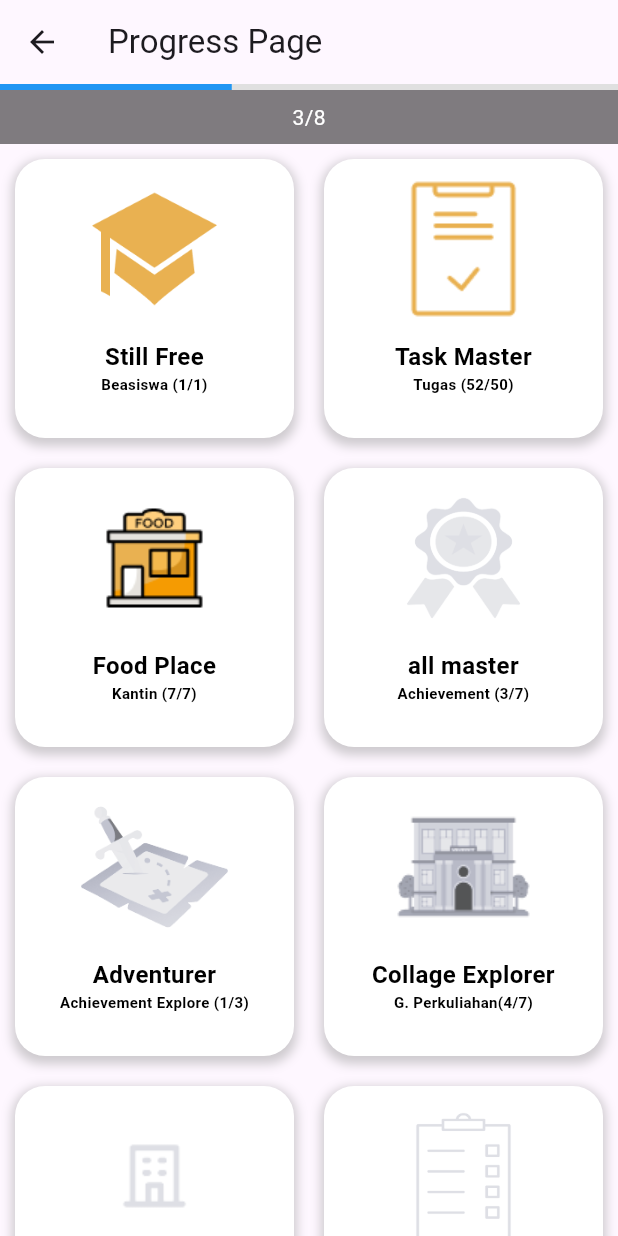
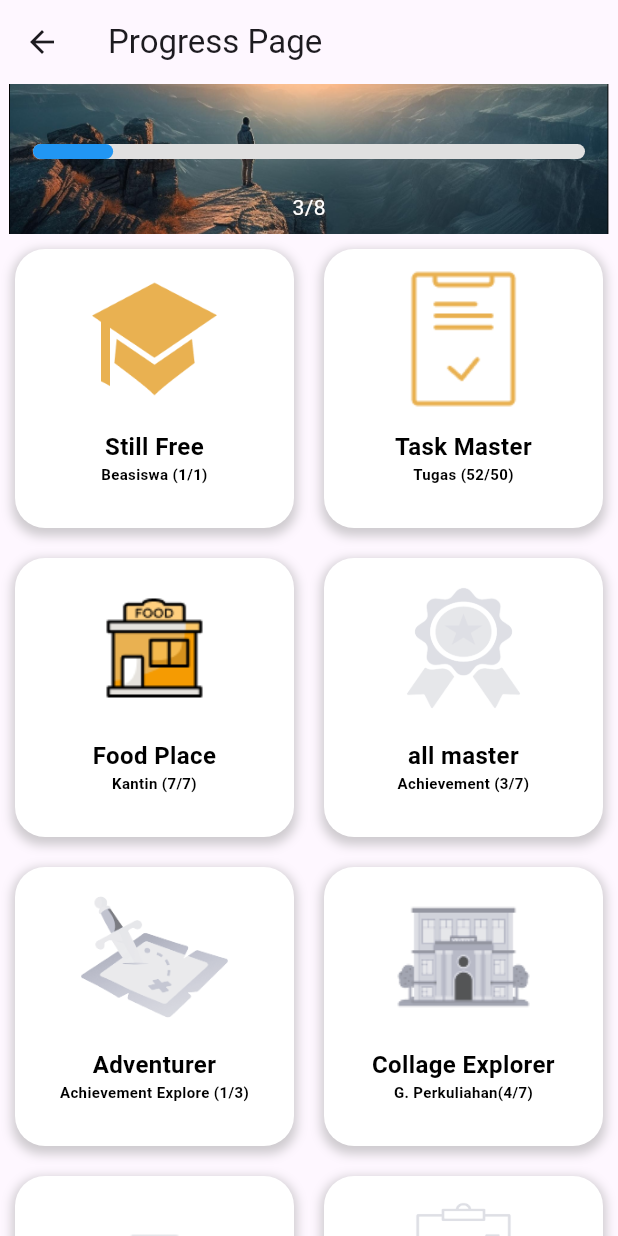
Before and after one commit to medavidrahmadana/TelU-Adventure-Mobile, a Flutter app: the achievement_page screen opened directly, on a phone screen of 412 x 824 dp. Run offline on Flutter 3.47's test engine with Material 3 defaults, Android fonts, the phone set to English and light mode, and no system bars; our stand-ins replace firebase_auth, firebase_core, webview_flutter; missing offline and left inert: flutter_driver; accounts and stored records are empty.

Commit message:
memperbaiki achievement

```diff
--- a/telu_adventure/lib/main.dart
+++ b/telu_adventure/lib/main.dart
@@ -48,7 +48,7 @@ class SplashScreen extends StatelessWidget {
     Future.delayed(const Duration(seconds: 3), () {
       Navigator.pushReplacement(
         context,
-        MaterialPageRoute(builder: (context) => landing_page()),
+        MaterialPageRoute(builder: (context) => NavButton()),
       );
     });
     return const start();
--- a/telu_adventure/lib/page/achievement_page.dart
+++ b/telu_adventure/lib/page/achievement_page.dart
@@ -1,5 +1,6 @@
 import 'package:flutter/material.dart';
 import 'package:telu_adventure/page/login_page.dart';
+
 
 class achievement_page extends StatelessWidget {
   const achievement_page({Key? key}) : super(key: key);
@@ -12,14 +13,27 @@ class achievement_page extends StatelessWidget {
       ),
      body: Column(
       children: [
+        Container(
+          decoration: BoxDecoration(
+            image: DecorationImage(
+              image: AssetImage('assets/img/Standing on top of mountain peak success achieved generated by ai.png'),
+              fit: BoxFit.fitWidth,
+            ),
+          ),
+          width: 400,
+          height: 100,
+          child: Stack( // Tambahkan Stack di sini
+            children: [
               Positioned(
-                  bottom: 20.0,
+                bottom: 50.0,
                 left: 0,
                 right: 0,
-                  child: LinearProgressIndicator(
-                    backgroundColor: Colors.grey[300],
-                    valueColor: AlwaysStoppedAnimation<Color>(Colors.blue),
-                    value: 0.375, // Ganti nilai ini sesuai dengan kemajuan progres
+                child: Container(
+                  padding: EdgeInsets.symmetric(horizontal: 16.0),
+                  child: GameXPBar(
+                    maxWidth: 375.0,
+                    value: 37.5, // Misalnya, XP saat ini adalah 70%
+                  ),
                 ),
               ),
               Positioned(
@@ -27,7 +41,7 @@ class achievement_page extends StatelessWidget {
                 left: 0,
                 right: 0,
                 child: Container(
-                    color: Colors.black.withOpacity(0.5),
+                  color: Colors.transparent,
                   padding: EdgeInsets.symmetric(vertical: 8.0),
                   child: Row(
                     mainAxisAlignment: MainAxisAlignment.center,
@@ -40,6 +54,9 @@ class achievement_page extends StatelessWidget {
                   ),
                 ),
               ),
+            ],
+          ),
+        ),
           Expanded(
             child: GridView.count(
               crossAxisCount: 2, // Mengatur jumlah kolom menjadi 2
@@ -49,13 +66,11 @@ class achievement_page extends StatelessWidget {
                   imagePath: 'assets/img/scholar.png',
                   botText2: 'Beasiswa (1/1)'
                 ),
-
                 ModulAch(
                   botText1: 'Task Master',
                   imagePath: 'assets/img/task_achievement.png',
                   botText2: 'Tugas (52/50)'
                 ),
-
                 ModulAch(
                   botText1: 'Food Place',
                   imagePath: 'assets/img/restaurant.png',
@@ -71,13 +86,11 @@ class achievement_page extends StatelessWidget {
                   imagePath: 'assets/img/Adventure-hitam.png',
                   botText2: 'Achievement Explore (1/3)'
                 ),
-
                 ModulAch(
                   botText1: 'Collage Explorer',
                   imagePath: 'assets/img/University-hitam.png',
                   botText2: 'G. Perkuliahan(4/7)'
                 ),
-
                 ModulAch(
                   botText1: 'all place',
                   imagePath: 'assets/img/gedung-hitam.png',
@@ -158,3 +171,62 @@ class ModulAch extends StatelessWidget {
     );
   }
 }
+
+class GameXPBar extends StatefulWidget {
+  final double maxWidth;
+  final double value;
+
+  GameXPBar({required this.maxWidth, required this.value});
+
+  @override
+  _GameXPBarState createState() => _GameXPBarState();
+}
+
+class _GameXPBarState extends State<GameXPBar> with TickerProviderStateMixin {
+  late AnimationController _controller;
+  late Animation<double> _animation;
+
+  @override
+  void initState() {
+    super.initState();
+    _controller = AnimationController(
+      vsync: this,
+      duration: Duration(milliseconds: 5000),
+    );
+    _animation = Tween<double>(begin: 0, end: widget.value).animate(_controller)
+      ..addListener(() {
+        setState(() {});
+      });
+    _controller.forward();
+  }
+
+  @override
+  void dispose() {
+    _controller.dispose();
+    super.dispose();
+  }
+
+  @override
+  Widget build(BuildContext context) {
+    return Stack(
+      children: [
+        Container(
+          width: widget.maxWidth,
+          height: 10.0,
+          decoration: BoxDecoration(
+            color: Colors.grey[300],
+            borderRadius: BorderRadius.circular(5.0),
+          ),
+        ),
+        Container(
+          width: _animation.value / 100 * widget.maxWidth,
+          height: 10.0,
+          decoration: BoxDecoration(
+            color: Colors.blue,
+            borderRadius: BorderRadius.circular(5.0),
+          ),
+        ),
+      ],
+    );
+  }
+}
```
Also changed, not shown: telu_adventure/assets/img/Standing on top of mountain peak success achieved generated by ai.png (added). Lines whose indentation alone changed are shown as unchanged.
